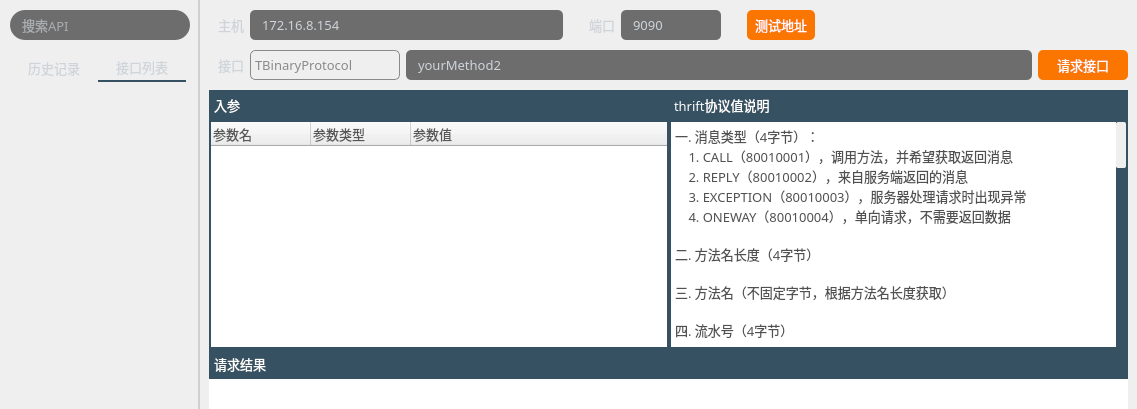
This is thriftwidget.ui in HuaGouFdog/Fdog-Kit as Qt 5 draws it before an edit; both pictures show x 0 to 1137 and y 0 to 409 of the 1137 by 640 pixel window. The edited form follows.
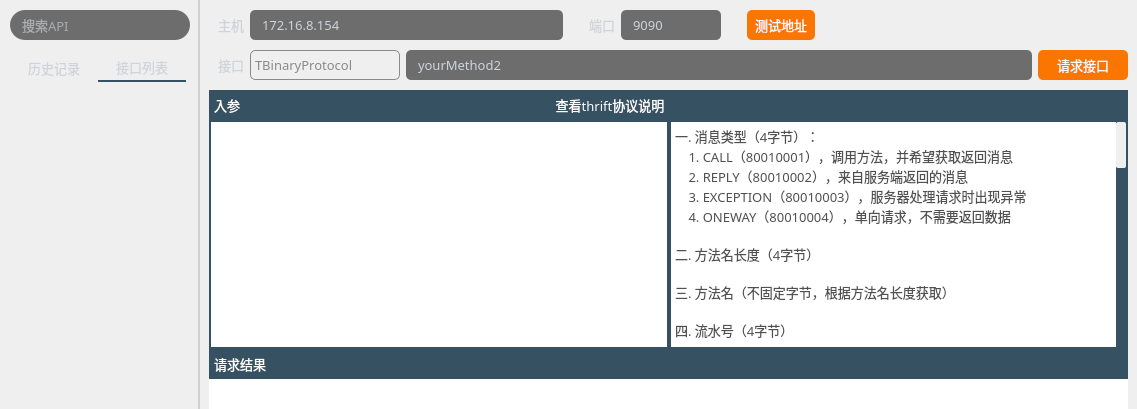
This is the edited form. Icons and pictures are not drawn.

Commit message: 优化zk界面

The edit to the form file:
```diff
--- a/thriftwidget.ui
+++ b/thriftwidget.ui
@@ -867,6 +867,33 @@
                <number>0</number>
               </property>
               <item>
+               <widget class="QWidget" name="widget_12" native="true">
+                <property name="minimumSize">
+                 <size>
+                  <width>0</width>
+                  <height>30</height>
+                 </size>
+                </property>
+                <property name="styleSheet">
+                 <string notr="true">background-color: rgb(54, 81, 97);</string>
+                </property>
+                <layout class="QHBoxLayout" name="horizontalLayout_8">
+                 <property name="spacing">
+                  <number>0</number>
+                 </property>
+                 <property name="leftMargin">
+                  <number>0</number>
+                 </property>
+                 <property name="topMargin">
+                  <number>0</number>
+                 </property>
+                 <property name="rightMargin">
+                  <number>0</number>
+                 </property>
+                 <property name="bottomMargin">
+                  <number>0</number>
+                 </property>
+                 <item>
                <widget class="QLabel" name="label_4">
                 <property name="minimumSize">
                  <size>
@@ -899,6 +926,59 @@
                </widget>
               </item>
               <item>
+                  <spacer name="horizontalSpacer">
+                   <property name="orientation">
+                    <enum>Qt::Horizontal</enum>
+                   </property>
+                   <property name="sizeHint" stdset="0">
+                    <size>
+                     <width>40</width>
+                     <height>20</height>
+                    </size>
+                   </property>
+                  </spacer>
+                 </item>
+                 <item>
+                  <widget class="QToolButton" name="toolButton_show_thrift_info">
+                   <property name="minimumSize">
+                    <size>
+                     <width>0</width>
+                     <height>0</height>
+                    </size>
+                   </property>
+                   <property name="font">
+                    <font>
+                     <family>OPPOSans B</family>
+                     <pointsize>10</pointsize>
+                     <stylestrategy>PreferAntialias</stylestrategy>
+                    </font>
+                   </property>
+                   <property name="styleSheet">
+                    <string notr="true">QToolButton {
+	color: rgb(255, 255, 255);
+	background-color: rgb(54, 81, 97);
+	border-radius: 5px;
+}
+
+QToolButton::menu-indicator { 
+	image: None;
+}
+
+ 
+QToolButton:hover {
+	color: rgb(255, 255, 255);
+	background-color: rgb(54, 81, 97);
+}</string>
+                   </property>
+                   <property name="text">
+                    <string>查看thrift协议说明</string>
+                   </property>
+                  </widget>
+                 </item>
+                </layout>
+               </widget>
+              </item>
+              <item>
                <widget class="QTreeWidget" name="treeWidget">
                 <property name="font">
                  <font>
@@ -942,7 +1022,7 @@
                  <bool>false</bool>
                 </property>
                 <attribute name="headerVisible">
-                 <bool>true</bool>
+                 <bool>false</bool>
                 </attribute>
                 <attribute name="headerDefaultSectionSize">
                  <number>100</number>
@@ -1014,6 +1094,30 @@
                <number>0</number>
               </property>
               <item>
+               <widget class="QWidget" name="widget_11" native="true">
+                <property name="minimumSize">
+                 <size>
+                  <width>0</width>
+                  <height>30</height>
+                 </size>
+                </property>
+                <layout class="QHBoxLayout" name="horizontalLayout_7">
+                 <property name="spacing">
+                  <number>0</number>
+                 </property>
+                 <property name="leftMargin">
+                  <number>0</number>
+                 </property>
+                 <property name="topMargin">
+                  <number>0</number>
+                 </property>
+                 <property name="rightMargin">
+                  <number>0</number>
+                 </property>
+                 <property name="bottomMargin">
+                  <number>0</number>
+                 </property>
+                 <item>
                <widget class="QLabel" name="label_6">
                 <property name="minimumSize">
                  <size>
@@ -1041,8 +1145,11 @@
 padding-right:10px;</string>
                 </property>
                 <property name="text">
-                 <string>thrift协议值说明</string>
-                </property>
+                    <string/>
+                   </property>
+                  </widget>
+                 </item>
+                </layout>
                </widget>
               </item>
               <item>
```
Left out of the diff: 4 changed lines with no effect on the pictures. Lines whose indentation alone changed are shown as unchanged. The commit also changes 7 other files.
